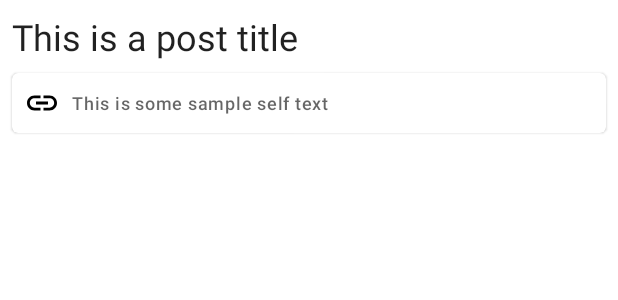
After one commit to cbruegg/red-toy, an Android app: the layout row_full_link_post.xml on its own in the app's theme, with its tools: preview values and no code run, on a phone screen of 412 x 824 dp. The commit adds this screen. Shown: the top 300 px of the screen. Run offline under Robolectric (Android 15) with nearby library versions, the phone set to English and light mode, and no system bars.

Commit message:
Support link posts

```diff
--- /dev/null
+++ b/app/src/main/res/drawable/ic_baseline_link_24.xml
@@ -0,0 +1,5 @@
+<vector android:height="24dp" android:tint="#000000"
+    android:viewportHeight="24" android:viewportWidth="24"
+    android:width="24dp" xmlns:android="http://schemas.android.com/apk/res/android">
+    <path android:fillColor="@android:color/white" android:pathData="M3.9,12c0,-1.71 1.39,-3.1 3.1,-3.1h4L11,7L7,7c-2.76,0 -5,2.24 -5,5s2.24,5 5,5h4v-1.9L7,15.1c-1.71,0 -3.1,-1.39 -3.1,-3.1zM8,13h8v-2L8,11v2zM17,7h-4v1.9h4c1.71,0 3.1,1.39 3.1,3.1s-1.39,3.1 -3.1,3.1h-4L13,17h4c2.76,0 5,-2.24 5,-5s-2.24,-5 -5,-5z"/>
+</vector>
--- /dev/null
+++ b/app/src/main/res/layout/row_full_link_post.xml
@@ -0,0 +1,62 @@
+<?xml version="1.0" encoding="utf-8"?>
+<androidx.constraintlayout.widget.ConstraintLayout xmlns:android="http://schemas.android.com/apk/res/android"
+    xmlns:app="http://schemas.android.com/apk/res-auto"
+    xmlns:tools="http://schemas.android.com/tools"
+    android:layout_width="match_parent"
+    android:layout_height="wrap_content">
+
+    <TextView
+        android:id="@+id/linkPostTitle"
+        android:layout_width="0dp"
+        android:layout_height="wrap_content"
+        android:layout_marginStart="8dp"
+        android:layout_marginTop="8dp"
+        android:layout_marginEnd="8dp"
+        android:textAppearance="@style/TextAppearance.Material3.HeadlineSmall"
+        app:layout_constraintEnd_toEndOf="parent"
+        app:layout_constraintStart_toStartOf="parent"
+        app:layout_constraintTop_toTopOf="parent"
+        tools:text="This is a post title" />
+
+    <com.google.android.material.card.MaterialCardView
+        android:id="@+id/linkPostLinkCard"
+        android:layout_width="0dp"
+        android:layout_height="wrap_content"
+        android:layout_marginStart="8dp"
+        android:layout_marginTop="8dp"
+        android:layout_marginEnd="8dp"
+        android:layout_marginBottom="8dp"
+        app:layout_constraintBottom_toBottomOf="parent"
+        app:layout_constraintEnd_toEndOf="parent"
+        app:layout_constraintStart_toStartOf="parent"
+        app:layout_constraintTop_toBottomOf="@+id/linkPostTitle">
+
+        <LinearLayout
+            android:layout_width="match_parent"
+            android:layout_height="wrap_content"
+            android:gravity="center_vertical"
+            android:orientation="horizontal"
+            android:padding="8dp">
+
+            <ImageView
+                android:layout_width="24dp"
+                android:layout_height="24dp"
+                android:layout_marginEnd="8dp"
+                android:contentDescription="@null"
+                android:scaleType="centerInside"
+                app:srcCompat="@drawable/ic_baseline_link_24" />
+
+            <TextView
+                android:id="@+id/linkPostLink"
+                android:layout_width="match_parent"
+                android:layout_height="wrap_content"
+                android:layout_marginEnd="8dp"
+                android:ellipsize="end"
+                android:lines="1"
+                android:textAppearance="@style/TextAppearance.Material3.LabelMedium"
+                tools:text="This is some sample self text" />
+        </LinearLayout>
+    </com.google.android.material.card.MaterialCardView>
+
+
+</androidx.constraintlayout.widget.ConstraintLayout>
--- a/app/src/main/res/layout/row_full_self_post.xml
+++ b/app/src/main/res/layout/row_full_self_post.xml
@@ -25,7 +25,9 @@
         android:layout_marginStart="8dp"
         android:layout_marginTop="8dp"
         android:layout_marginEnd="8dp"
+        android:layout_marginBottom="8dp"
         android:textAppearance="@style/TextAppearance.Material3.BodyLarge"
+        app:layout_constraintBottom_toBottomOf="parent"
         app:layout_constraintEnd_toEndOf="parent"
         app:layout_constraintStart_toStartOf="parent"
         app:layout_constraintTop_toBottomOf="@+id/selfPostTitle"
```
Also changed, not shown: app/src/main/java/com/cbruegg/redtoy/post/PostContentAdapter.kt (+74 -14 lines), app/src/main/java/com/cbruegg/redtoy/post/PostFragment.kt (+18 -19 lines), app/src/main/java/com/cbruegg/redtoy/post/PostViewModel.kt (+11 -0 lines), app/src/main/res/layout/row_loading.xml (added, +21 -0 lines).
